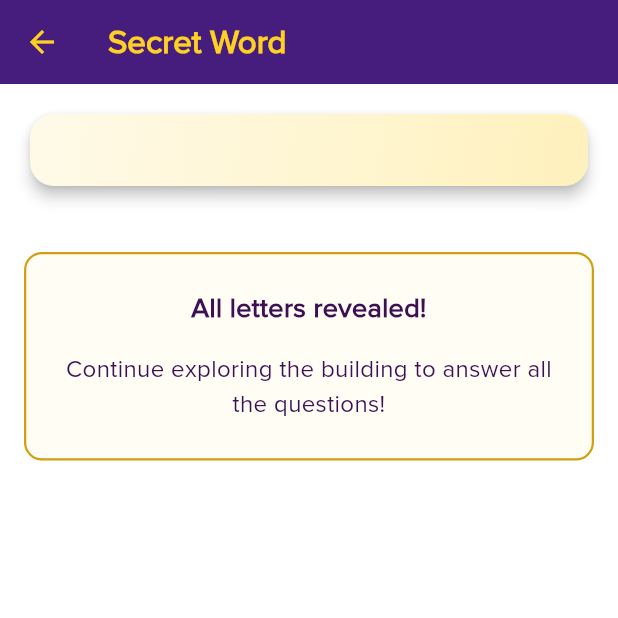
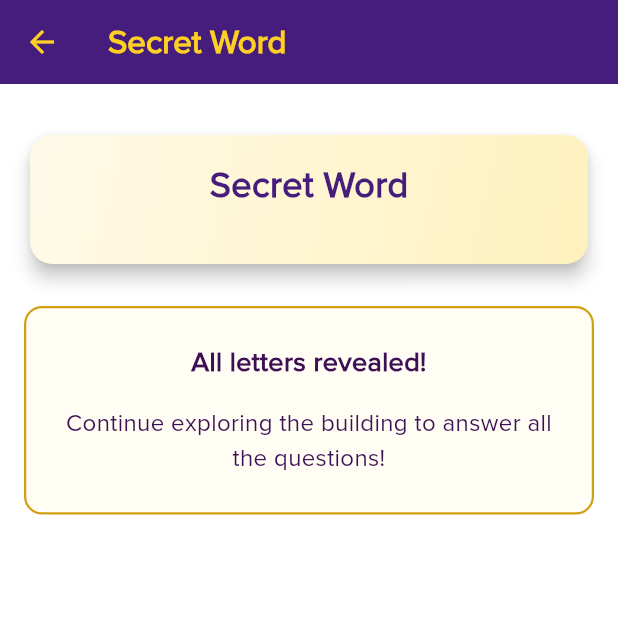
Before and after one commit to AidanEiler/PFTScavengerHunt, a Flutter app: the WordGuessScreen screen opened directly with empty values, on a phone screen of 412 x 824 dp, the top half of it. Run offline on Flutter 3.47's test engine with Material 3 defaults, Android fonts, the phone set to English and light mode, and no system bars.

Commit message:
frontend polishes

```diff
--- a/scavengerhunt/lib/main.dart
+++ b/scavengerhunt/lib/main.dart
@@ -519,7 +519,7 @@ class _GameScreenState extends State<GameScreen> {
                               borderRadius: BorderRadius.circular(20),
                             ),
                             child: const Text(
-                              'Tap to view answer',
+                              'Tap to guess the word!',
                               style: TextStyle(
                                 color: LSUColors.corporatePurple,
                                 fontSize: 14,
@@ -944,7 +944,7 @@ class _WordGuessScreenState extends State<WordGuessScreen> {
                       fontSize: 18,
                       fontWeight: FontWeight.bold,
                       color: LSUColors.purple,
-                      fontFamily: 'Comic Sans MS',
+                      fontFamily: 'ProximaNova',
                     ),
                   )
                 : const Text('')),
@@ -957,16 +957,17 @@ class _WordGuessScreenState extends State<WordGuessScreen> {
     if (guess == widget.secretWord) {
       setState(() {
         isCorrect = true;
-        feedbackMessage = 'Congratulations! You got it right!';
+        feedbackMessage = 'Correct!';
         // Reveal all letters when guessed correctly
         _revealedLetters =
             List.generate(widget.secretWord.length, (index) => true);
       });
     } else {
       setState(() {
-        feedbackMessage = 'Try again!';
+        feedbackMessage = 'Incorrect! Try again.';
       });
     }
+
     guessController.clear();
   }
 
@@ -992,33 +993,35 @@ class _WordGuessScreenState extends State<WordGuessScreen> {
             )
           : null,
       body: SafeArea(
-        child: Padding(
-          padding: const EdgeInsets.all(16),
         child: SingleChildScrollView(
+          // Adjust top padding to raise content
+          padding: const EdgeInsets.fromLTRB(16, 30, 16, 16),
           child: Column(
-              mainAxisAlignment: MainAxisAlignment.center,
+            crossAxisAlignment: CrossAxisAlignment.stretch,
             children: [
-                if (!widget.showAppBar) ...[
-                  Text(
-                    'Secret Word',
+              // Title - with less padding to further raise content
+              if (!widget.showAppBar)
+                Padding(
+                  padding: const EdgeInsets.only(bottom: 16),
+                  child: Text(
+                    'PFT Code Cracker',
                     style: TextStyle(
-                      fontSize: 28,
+                      fontSize: 24,
                       fontWeight: FontWeight.bold,
                       color: LSUColors.purple,
                       fontFamily: 'ProximaNova',
                     ),
                     textAlign: TextAlign.center,
                   ),
-                  SizedBox(height: 20),
-                ],
+                ),
+
+              // Secret Word Card with Tiles - reduced top padding
               Card(
-                  elevation: 4,
+                elevation: 5,
                 shape: RoundedRectangleBorder(
-                    borderRadius: BorderRadius.circular(16),
+                  borderRadius: BorderRadius.circular(15),
                 ),
                 child: Container(
-                    width: double.infinity,
-                    padding: const EdgeInsets.all(24),
                   decoration: BoxDecoration(
                     gradient: LinearGradient(
                       begin: Alignment.topLeft,
@@ -1028,10 +1031,23 @@ class _WordGuessScreenState extends State<WordGuessScreen> {
                         LSUColors.gold.withOpacity(0.3),
                       ],
                     ),
-                      borderRadius: BorderRadius.circular(16),
+                    borderRadius: BorderRadius.circular(15),
                   ),
+                  child: Padding(
+                    padding: const EdgeInsets.symmetric(
+                        horizontal: 16, vertical: 16),
                     child: Column(
                       children: [
+                        const Text(
+                          'Secret Word',
+                          style: TextStyle(
+                            fontSize: 24,
+                            fontWeight: FontWeight.bold,
+                            color: LSUColors.purple,
+                            fontFamily: globalFontFamily,
+                          ),
+                        ),
+                        const SizedBox(height: 20), // Reduced from 24
                         LayoutBuilder(
                           builder: (context, constraints) {
                             double availableWidth = constraints.maxWidth - 24;
@@ -1059,107 +1075,110 @@ class _WordGuessScreenState extends State<WordGuessScreen> {
                     ),
                   ),
                 ),
-                const SizedBox(height: 40),
+              ),
+              const SizedBox(height: 24), // Reduced from 30
+
+              // TextField like QuestionDetailScreen
               if (!isCorrect &&
                   !_revealedLetters.every((element) => element)) ...[
-                  Container(
-                    decoration: BoxDecoration(
-                      color: Colors.white,
-                      borderRadius: BorderRadius.circular(12),
-                      border: Border.all(color: LSUColors.lightGray),
-                      boxShadow: [
-                        BoxShadow(
-                          color: Colors.black.withOpacity(0.05),
-                          blurRadius: 6,
-                          offset: Offset(0, 2),
-                        ),
-                      ],
-                    ),
-                    child: Column(
-                      children: [
-                        Padding(
-                          padding: const EdgeInsets.all(16),
-                          child: Text(
-                            'Enter your guess for the secret word:',
-                            style: TextStyle(
-                              fontSize: 16,
-                              fontWeight: FontWeight.w500,
-                              color: LSUColors.corporatePurple,
-                              fontFamily: 'ProximaNova',
-                            ),
-                            textAlign: TextAlign.center,
-                          ),
-                        ),
-                        Divider(height: 1, color: LSUColors.lightGray),
-                        Padding(
-                          padding: const EdgeInsets.all(16),
-                          child: TextField(
+                TextField(
                   controller: guessController,
                   decoration: InputDecoration(
-                              hintText: 'Type word here...',
+                    hintText: 'Type your guess here',
                     filled: true,
-                              fillColor: LSUColors.lightGray.withOpacity(0.2),
+                    fillColor: Colors.white,
                     border: OutlineInputBorder(
-                                borderRadius: BorderRadius.circular(8),
-                                borderSide: BorderSide.none,
+                      borderRadius: BorderRadius.circular(10),
+                      borderSide: BorderSide(color: LSUColors.lightGray),
+                    ),
+                    enabledBorder: OutlineInputBorder(
+                      borderRadius: BorderRadius.circular(10),
+                      borderSide: BorderSide(color: LSUColors.lightGray),
                     ),
                     focusedBorder: OutlineInputBorder(
-                                borderRadius: BorderRadius.circular(8),
-                                borderSide: BorderSide(
-                                  color: LSUColors.gold,
-                                  width: 2,
+                      borderRadius: BorderRadius.circular(10),
+                      borderSide: const BorderSide(
+                          color: LSUColors.corporateGold, width: 2),
                     ),
+                    contentPadding:
+                        EdgeInsets.symmetric(horizontal: 16, vertical: 16),
                   ),
-                              contentPadding: EdgeInsets.symmetric(
-                                horizontal: 16,
-                                vertical: 14,
-                              ),
-                              suffixIcon: IconButton(
-                                icon: Icon(Icons.clear, color: LSUColors.gray),
-                                onPressed: () => guessController.clear(),
-                              ),
-                            ),
-                            style: TextStyle(
-                              fontSize: 16,
-                              letterSpacing: 1.0,
-                              fontFamily: 'ProximaNova',
-                            ),
+                  style: TextStyle(fontSize: 16, fontFamily: globalFontFamily),
                   textCapitalization: TextCapitalization.characters,
                   textAlign: TextAlign.center,
                   onSubmitted: (_) => submitGuess(),
                 ),
-                        ),
-                        const SizedBox(height: 8),
-                        Padding(
-                          padding: const EdgeInsets.only(
-                            left: 16,
-                            right: 16,
-                            bottom: 16,
-                          ),
-                          child: ElevatedButton(
+                const SizedBox(height: 20),
+                // Button styled like QuestionDetailScreen
+                ElevatedButton(
                   onPressed: submitGuess,
                   style: ElevatedButton.styleFrom(
-                              padding: EdgeInsets.symmetric(vertical: 12),
+                    padding: EdgeInsets.symmetric(vertical: 14),
                     shape: RoundedRectangleBorder(
-                                borderRadius: BorderRadius.circular(8),
+                      borderRadius: BorderRadius.circular(10),
                     ),
-                              minimumSize: Size(double.infinity, 48),
+                    elevation: 3,
                   ),
                   child: const Text(
-                              'SUBMIT GUESS',
+                    'Submit Guess',
                     style: TextStyle(
-                                fontSize: 16,
+                      fontSize: 18,
                       fontWeight: FontWeight.bold,
-                                letterSpacing: 1.0,
                       fontFamily: 'ProximaNova',
                     ),
+                  ),
+                ),
+              ],
+
+              // Feedback message - styled like QuestionDetailScreen
+              if (feedbackMessage.isNotEmpty &&
+                  !isCorrect &&
+                  !_revealedLetters.every((element) => element))
+                Container(
+                  margin: const EdgeInsets.only(top: 24),
+                  padding:
+                      const EdgeInsets.symmetric(horizontal: 20, vertical: 16),
+                  decoration: BoxDecoration(
+                    color: feedbackMessage.contains('Correct')
+                        ? Colors.green.withOpacity(0.1)
+                        : Colors.red.withOpacity(0.1),
+                    borderRadius: BorderRadius.circular(12),
+                    border: Border.all(
+                      color: feedbackMessage.contains('Correct')
+                          ? Colors.green
+                          : Colors.red,
+                      width: 1,
+                    ),
+                  ),
+                  child: Row(
+                    children: [
+                      Icon(
+                        feedbackMessage.contains('Correct')
+                            ? Icons.check_circle
+                            : Icons.error,
+                        color: feedbackMessage.contains('Correct')
+                            ? Colors.green
+                            : Colors.red,
+                        size: 24,
+                      ),
+                      SizedBox(width: 12),
+                      Expanded(
+                        child: Text(
+                          feedbackMessage,
+                          style: TextStyle(
+                            color: feedbackMessage.contains('Correct')
+                                ? Colors.green
+                                : Colors.red,
+                            fontWeight: FontWeight.bold,
+                            fontSize: 16,
                           ),
                         ),
                       ),
                     ],
                   ),
                 ),
-                ],
+
+              // All letters revealed message
               if (_revealedLetters.every((element) => element) &&
                   !isCorrect) ...[
                 Container(
@@ -1168,8 +1187,8 @@ class _WordGuessScreenState extends State<WordGuessScreen> {
                   decoration: BoxDecoration(
                     color: LSUColors.gold.withOpacity(0.05),
                     borderRadius: BorderRadius.circular(12),
-                      border: Border.all(
-                          color: LSUColors.corporateGold, width: 1.5),
+                    border:
+                        Border.all(color: LSUColors.corporateGold, width: 1.5),
                   ),
                   child: Column(
                     children: [
@@ -1207,7 +1226,7 @@ class _WordGuessScreenState extends State<WordGuessScreen> {
                             });
                           },
                           child: Text(
-                              'GO TO GAME',
+                            'Play again!',
                             style: TextStyle(
                               fontSize: 16,
                               fontWeight: FontWeight.bold,
@@ -1220,6 +1239,8 @@ class _WordGuessScreenState extends State<WordGuessScreen> {
                   ),
                 ),
               ],
+
+              // Success message
               if (isCorrect) ...[
                 Container(
                   width: double.infinity,
@@ -1293,7 +1314,7 @@ class _WordGuessScreenState extends State<WordGuessScreen> {
                             });
                           },
                           child: Text(
-                              'GO TO GAME',
+                            'Play again!',
                             style: TextStyle(
                               fontSize: 16,
                               fontWeight: FontWeight.bold,
@@ -1306,47 +1327,7 @@ class _WordGuessScreenState extends State<WordGuessScreen> {
                   ),
                 ),
               ],
-                if (feedbackMessage.isNotEmpty &&
-                    !isCorrect &&
-                    !_revealedLetters.every((element) => element))
-                  Container(
-                    margin: const EdgeInsets.only(top: 24),
-                    padding: const EdgeInsets.symmetric(
-                      horizontal: 20,
-                      vertical: 16,
-                    ),
-                    decoration: BoxDecoration(
-                      color: Colors.red.withOpacity(0.1),
-                      borderRadius: BorderRadius.circular(12),
-                      border: Border.all(
-                        color: Colors.red,
-                        width: 1,
-                      ),
-                    ),
-                    child: Row(
-                      children: [
-                        Icon(
-                          Icons.error,
-                          color: Colors.red,
-                          size: 24,
-                        ),
-                        SizedBox(width: 12),
-                        Expanded(
-                          child: Text(
-                            'That\'s not right. Try again!',
-                            style: TextStyle(
-                              color: Colors.red,
-                              fontWeight: FontWeight.bold,
-                              fontSize: 16,
-                              fontFamily: 'ProximaNova',
-                            ),
-                          ),
-                        ),
             ],
-                    ),
-                  ),
-              ],
-            ),
           ),
         ),
       ),
```
Also changed, not shown: 4 other files. Lines whose indentation alone changed are shown as unchanged.
